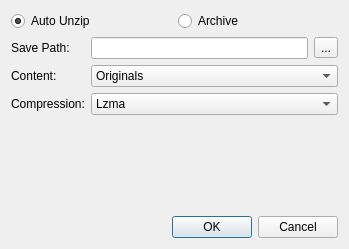
The window that src/ui/bulkdownloaddialog.ui (kaniol-lck/Paperless-Client) describes before a commit, drawn with Qt 5.
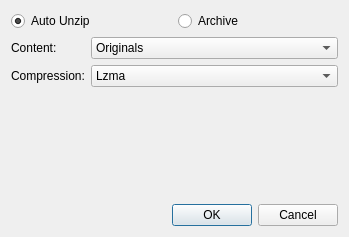
The same window after the commit.

```diff
--- a/src/ui/bulkdownloaddialog.ui
+++ b/src/ui/bulkdownloaddialog.ui
@@ -7,7 +7,7 @@
     <x>0</x>
     <y>0</y>
     <width>349</width>
-    <height>249</height>
+    <height>237</height>
    </rect>
   </property>
   <property name="windowTitle">
@@ -38,34 +38,13 @@
    <item>
     <layout class="QFormLayout" name="formLayout">
      <item row="0" column="0">
-      <widget class="QLabel" name="label_3">
-       <property name="text">
-        <string>Save Path:</string>
-       </property>
-      </widget>
-     </item>
-     <item row="0" column="1">
-      <layout class="QHBoxLayout" name="horizontalLayout">
-       <item>
-        <widget class="QLineEdit" name="savePath"/>
-       </item>
-       <item>
-        <widget class="QToolButton" name="toolButton">
-         <property name="text">
-          <string>...</string>
-         </property>
-        </widget>
-       </item>
-      </layout>
-     </item>
-     <item row="1" column="0">
       <widget class="QLabel" name="label">
        <property name="text">
         <string>Content:</string>
        </property>
       </widget>
      </item>
-     <item row="1" column="1">
+     <item row="0" column="1">
       <widget class="QComboBox" name="contentSelect">
        <property name="currentIndex">
         <number>1</number>
@@ -87,14 +66,14 @@
        </item>
       </widget>
      </item>
-     <item row="2" column="0">
+     <item row="1" column="0">
       <widget class="QLabel" name="label_2">
        <property name="text">
         <string>Compression:</string>
        </property>
       </widget>
      </item>
-     <item row="2" column="1">
+     <item row="1" column="1">
       <widget class="QComboBox" name="compressionSelect">
        <property name="currentIndex">
         <number>3</number>
```
